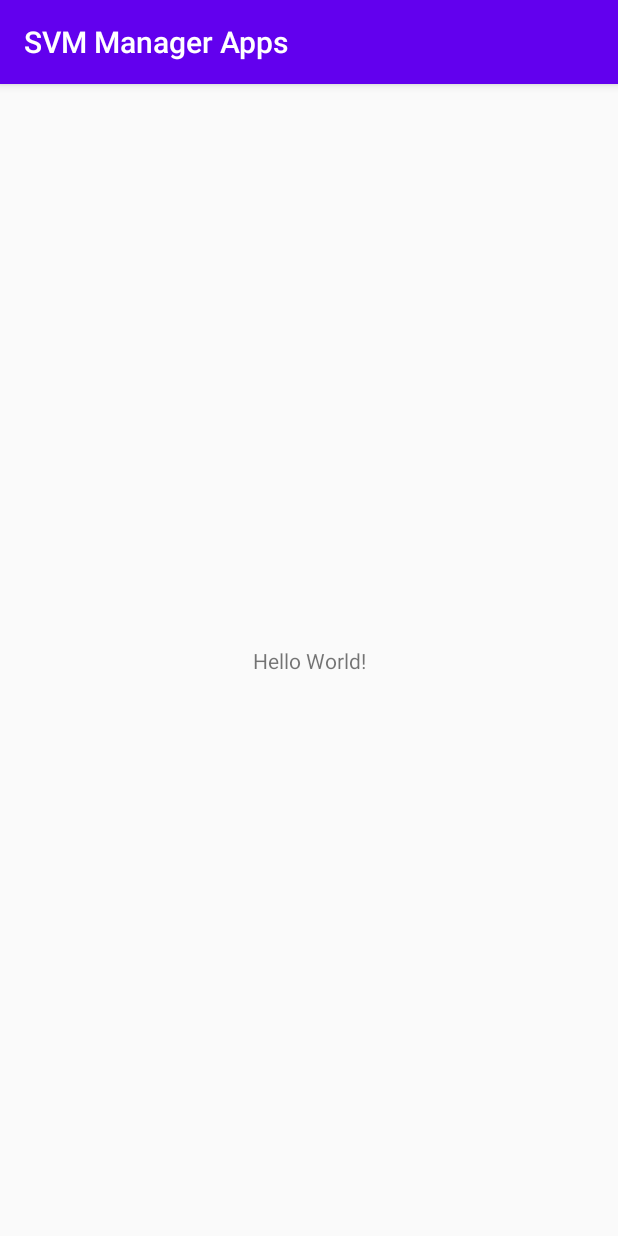
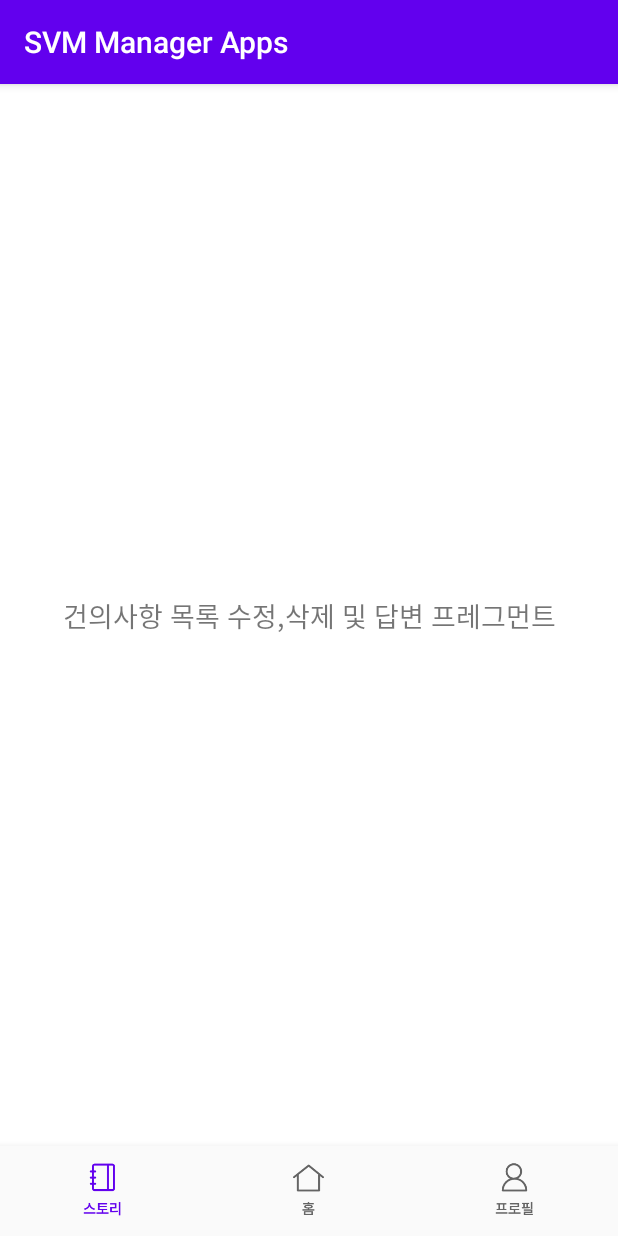
Before and after one commit to S4KITA/SVM_Manager_Apps, an Android app: the screen it shows after launch (MainActivity), on a phone screen of 412 x 824 dp. Run offline under Robolectric (Android 15) with nearby library versions, the phone set to English and light mode, and no system bars; our stand-ins replace Navigation 3.

Commit message:
21년 04월 10일 Bottom Navigation 구현

```diff
--- a/app/src/main/AndroidManifest.xml
+++ b/app/src/main/AndroidManifest.xml
@@ -1,6 +1,10 @@
 <?xml version="1.0" encoding="utf-8"?>
 <manifest xmlns:android="http://schemas.android.com/apk/res/android"
           package="com.example.svmmanager">
+
+    <uses-permission android:name="android.permission.INTERNET" /> <!-- 인터넷 사용 권한 (서버 접속하려면 필수) -->
+    <uses-permission android:name="android.permission.ACCESS_NETWORK_STATE" />
+    <uses-permission android:name="android.permission.WRITE_EXTERNAL_STORAGE" />
 
     <application
             android:allowBackup="true"
--- a/app/src/main/java/com/example/svmmanager/MainActivity.java
+++ b/app/src/main/java/com/example/svmmanager/MainActivity.java
@@ -1,13 +1,55 @@
 package com.example.svmmanager;
 
+import androidx.annotation.NonNull;
 import androidx.appcompat.app.AppCompatActivity;
 import android.os.Bundle;
+import android.view.MenuItem;
+
+import com.example.svmmanager.fragment.BottomNavigationFragment1;
+import com.example.svmmanager.fragment.BottomNavigationFragment2;
+import com.example.svmmanager.fragment.BottomNavigationFragment3;
+import com.google.android.material.bottomnavigation.BottomNavigationView;
 
 public class MainActivity extends AppCompatActivity {
+
+    private BottomNavigationView bottomNavigationView;
+    BottomNavigationFragment1 fragment1;
+    BottomNavigationFragment2 fragment2;
+    BottomNavigationFragment3 fragment3;
 
     @Override
     protected void onCreate(Bundle savedInstanceState) {
         super.onCreate(savedInstanceState);
         setContentView(R.layout.activity_main);
+        bottomNavigationView = findViewById(R.id.nav_view);
+
+        fragment1 = new BottomNavigationFragment1();
+        fragment2 = new BottomNavigationFragment2();
+        fragment3 = new BottomNavigationFragment3();
+
+        getSupportFragmentManager().beginTransaction().replace(R.id.nav_host_fragment, fragment1).commitAllowingStateLoss();
+
+        bottomNavigationView.setOnNavigationItemSelectedListener(new BottomNavigationView.OnNavigationItemSelectedListener() {
+            @Override
+            public boolean onNavigationItemSelected(@NonNull MenuItem menuItem) {
+                switch (menuItem.getItemId()) {
+                    case R.id.frag_navigation_home: {
+                        getSupportFragmentManager().beginTransaction().replace(R.id.nav_host_fragment, fragment1).commitAllowingStateLoss();
+                        return true;
+                    }
+                    case R.id.frag_navigation_board: {
+                        getSupportFragmentManager().beginTransaction().replace(R.id.nav_host_fragment, fragment2).commitAllowingStateLoss();
+                        return true;
+                    }
+                    case R.id.frag_navigation_transaction: {
+                        getSupportFragmentManager().beginTransaction().replace(R.id.nav_host_fragment, fragment3).commitAllowingStateLoss();
+                        return true;
+                    }
+
+                    default:
+                        return false;
+                }
+            }
+        });
     }
 }
--- /dev/null
+++ b/app/src/main/java/com/example/svmmanager/fragment/BottomNavigationFragment1.java
@@ -0,0 +1,19 @@
+package com.example.svmmanager.fragment;
+
+import android.os.Bundle;
+import android.view.LayoutInflater;
+import android.view.View;
+import android.view.ViewGroup;
+
+import androidx.fragment.app.Fragment;
+
+import com.example.svmmanager.R;
+
+public class BottomNavigationFragment1 extends Fragment {
+    @Override
+    public View onCreateView(LayoutInflater inflater, ViewGroup container, Bundle savedInstanceState) {
+        ViewGroup rootView = (ViewGroup) inflater.inflate(R.layout.fragment_bottomnavigation1, container, false);
+
+        return rootView;
+    }
+}
--- /dev/null
+++ b/app/src/main/java/com/example/svmmanager/fragment/BottomNavigationFragment2.java
@@ -0,0 +1,19 @@
+package com.example.svmmanager.fragment;
+
+import android.os.Bundle;
+import android.view.LayoutInflater;
+import android.view.View;
+import android.view.ViewGroup;
+
+import androidx.fragment.app.Fragment;
+
+import com.example.svmmanager.R;
+
+public class BottomNavigationFragment2 extends Fragment {
+    @Override
+    public View onCreateView(LayoutInflater inflater, ViewGroup container, Bundle savedInstanceState) {
+        ViewGroup rootView = (ViewGroup) inflater.inflate(R.layout.fragment_bottomnavigation2, container, false);
+
+        return rootView;
+    }
+}
--- /dev/null
+++ b/app/src/main/java/com/example/svmmanager/fragment/BottomNavigationFragment3.java
@@ -0,0 +1,19 @@
+package com.example.svmmanager.fragment;
+
+import android.os.Bundle;
+import android.view.LayoutInflater;
+import android.view.View;
+import android.view.ViewGroup;
+
+import androidx.fragment.app.Fragment;
+
+import com.example.svmmanager.R;
+
+public class BottomNavigationFragment3 extends Fragment {
+    @Override
+    public View onCreateView(LayoutInflater inflater, ViewGroup container, Bundle savedInstanceState) {
+        ViewGroup rootView = (ViewGroup) inflater.inflate(R.layout.fragment_bottomnavigation3, container, false);
+
+        return rootView;
+    }
+}
--- a/app/src/main/res/layout/activity_main.xml
+++ b/app/src/main/res/layout/activity_main.xml
@@ -1,18 +1,58 @@
 <?xml version="1.0" encoding="utf-8"?>
-<androidx.constraintlayout.widget.ConstraintLayout
-        xmlns:android="http://schemas.android.com/apk/res/android"
-        xmlns:tools="http://schemas.android.com/tools"
-        xmlns:app="http://schemas.android.com/apk/res-auto"
+<androidx.constraintlayout.widget.ConstraintLayout xmlns:android="http://schemas.android.com/apk/res/android"
+    xmlns:app="http://schemas.android.com/apk/res-auto"
+    xmlns:tools="http://schemas.android.com/tools"
+    android:layout_width="match_parent"
+    android:layout_height="match_parent"
+    android:background="#fafafc"
+    >
+
+
+    <!--    <fragment-->
+    <!--        android:id="@+id/nav_host_fragment"-->
+    <!--        android:name="androidx.navigation.fragment.NavHostFragment"-->
+    <!--        android:layout_width="match_parent"-->
+    <!--        android:layout_height="0dp"-->
+    <!--        app:layout_constraintBottom_toTopOf="@id/nav_view"-->
+    <!--        app:layout_constraintLeft_toLeftOf="parent"-->
+    <!--        app:layout_constraintRight_toRightOf="parent"-->
+    <!--        app:layout_constraintTop_toTopOf="parent"-->
+    <!--        app:layout_constraintVertical_bias="0.0"-->
+    <!--        app:defaultNavHost="true"-->
+    <!--        app:layout_constraintHorizontal_bias="0.0"/>-->
+
+
+    <!-- 탭 바 클릭시 마다 교체될 프래그먼트
+    겹치지 않게 해주는 레이아웃이 framelayout 이다.-->
+    <FrameLayout
+        android:id="@+id/nav_host_fragment"
+        android:name="androidx.navigation.fragment.NavHostFragment"
         android:layout_width="match_parent"
-        android:layout_height="match_parent"
-        tools:context=".MainActivity">
-    <TextView
-            android:layout_width="wrap_content"
-            android:layout_height="wrap_content"
-            android:text="Hello World!"
-            app:layout_constraintBottom_toBottomOf="parent"
-            app:layout_constraintLeft_toLeftOf="parent"
-            app:layout_constraintRight_toRightOf="parent"
-            app:layout_constraintTop_toTopOf="parent"/>
+        android:layout_height="0dp"
+        app:layout_constraintBottom_toTopOf="@id/nav_view"
+        app:layout_constraintHorizontal_bias="0.0"
+        app:layout_constraintLeft_toLeftOf="parent"
+        app:layout_constraintRight_toRightOf="parent"
+        app:layout_constraintTop_toTopOf="parent"
+        app:layout_constraintVertical_bias="0.0" />
+    app:navGraph="@navigation/mobile_navigation"
+    app:defaultNavHost="true"
+
+    <!-- 하단 탭 네비게이션 뷰 -->
+    <com.google.android.material.bottomnavigation.BottomNavigationView
+        android:id="@+id/nav_view"
+        android:layout_width="match_parent"
+        android:layout_height="60dp"
+        android:background="?android:attr/windowBackground"
+        app:itemIconSize="42dp"
+        app:labelVisibilityMode="unlabeled"
+        app:layout_constraintBottom_toBottomOf="parent"
+        app:layout_constraintHorizontal_bias="0.0"
+        app:layout_constraintLeft_toLeftOf="parent"
+        app:layout_constraintRight_toRightOf="parent"
+        app:menu="@menu/bottom_nav_menu" />
+    <!--  원래 위의 itemIconSize는 아래 속성이었음  -->
+    <!--    @dimen/day_label_focus_size_events_disabled-->
+    <!--app:itemIconTint="@color/colorBlack"-->
 
 </androidx.constraintlayout.widget.ConstraintLayout>
--- /dev/null
+++ b/app/src/main/res/layout/fragment_bottomnavigation1.xml
@@ -0,0 +1,20 @@
+<?xml version="1.0" encoding="utf-8"?>
+<androidx.constraintlayout.widget.ConstraintLayout xmlns:android="http://schemas.android.com/apk/res/android"
+    xmlns:app="http://schemas.android.com/apk/res-auto"
+    android:layout_width="match_parent"
+    android:layout_height="match_parent"
+    android:background="#ffffff">
+
+    <TextView
+        android:layout_width="wrap_content"
+        android:layout_height="wrap_content"
+        android:text="건의사항 목록 수정,삭제 및 답변 프레그먼트"
+        android:textSize="18sp"
+        app:layout_constraintBottom_toBottomOf="parent"
+        app:layout_constraintEnd_toEndOf="parent"
+        app:layout_constraintStart_toStartOf="parent"
+        app:layout_constraintTop_toTopOf="parent"
+        app:layout_constraintVertical_bias="0.5" />
+
+
+</androidx.constraintlayout.widget.ConstraintLayout>
--- /dev/null
+++ b/app/src/main/res/menu/bottom_nav_menu.xml
@@ -0,0 +1,19 @@
+<?xml version="1.0" encoding="utf-8"?>
+<menu xmlns:android="http://schemas.android.com/apk/res/android">
+
+    <item
+            android:id="@+id/frag_navigation_board"
+            android:icon="@drawable/tabbar_story_selected_btn"
+            android:title="게시판"/>
+
+    <item
+            android:id="@+id/frag_navigation_home"
+            android:icon="@drawable/tabbar_home_selected_btn"
+            android:title="홈"/>
+
+    <item
+            android:id="@+id/frag_navigation_transaction"
+            android:icon="@drawable/tabbar_profile_selected_btn"
+            android:title="프로필"/>
+
+</menu>
```
Also changed, not shown: app/build.gradle (+14 -0 lines), app/src/main/res/layout/activity_intro.xml (added, +7 -0 lines), app/src/main/res/layout/fragment_bottomnavigation2.xml (added, +20 -0 lines), app/src/main/res/layout/fragment_bottomnavigation3.xml (added, +20 -0 lines), app/src/main/res/drawable-v24/tabbar_home_btn.png (added), app/src/main/res/drawable-v24/tabbar_home_selected_btn.png (added), app/src/main/res/drawable-v24/tabbar_notice_btn.png (added), app/src/main/res/drawable-v24/tabbar_notice_selected_btn.png (added), app/src/main/res/drawable-v24/tabbar_profile_btn.png (added), app/src/main/res/drawable-v24/tabbar_profile_selected_btn.png (added), app/src/main/res/drawable-v24/tabbar_story_btn.png (added), app/src/main/res/drawable-v24/tabbar_story_selected_btn.png (added).
